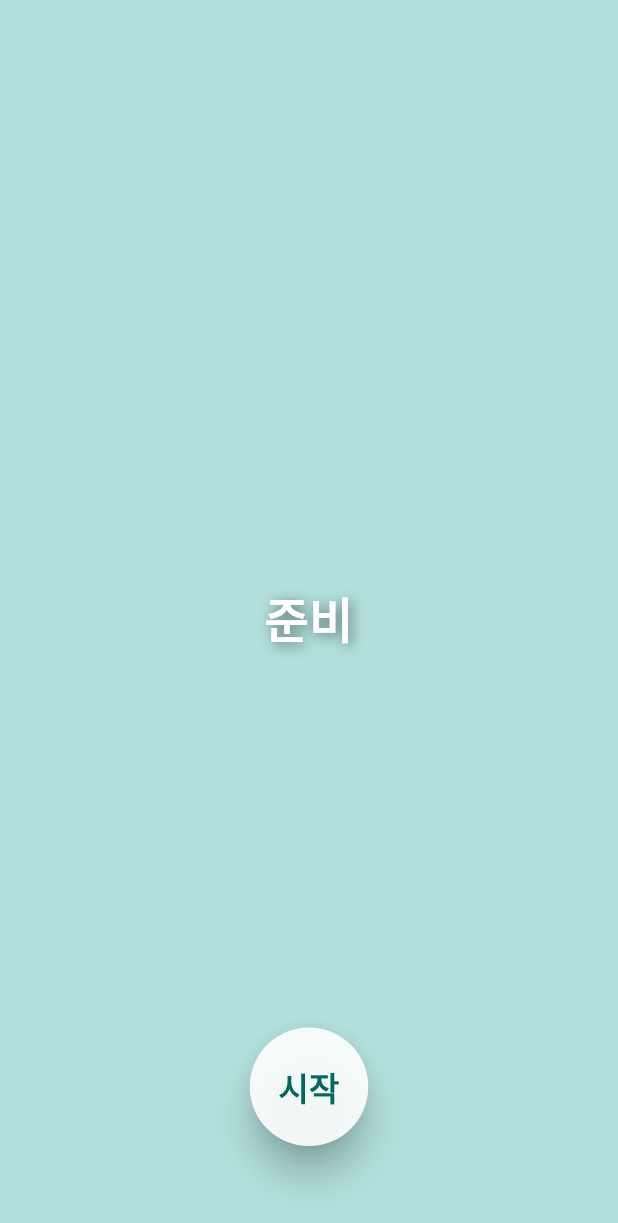
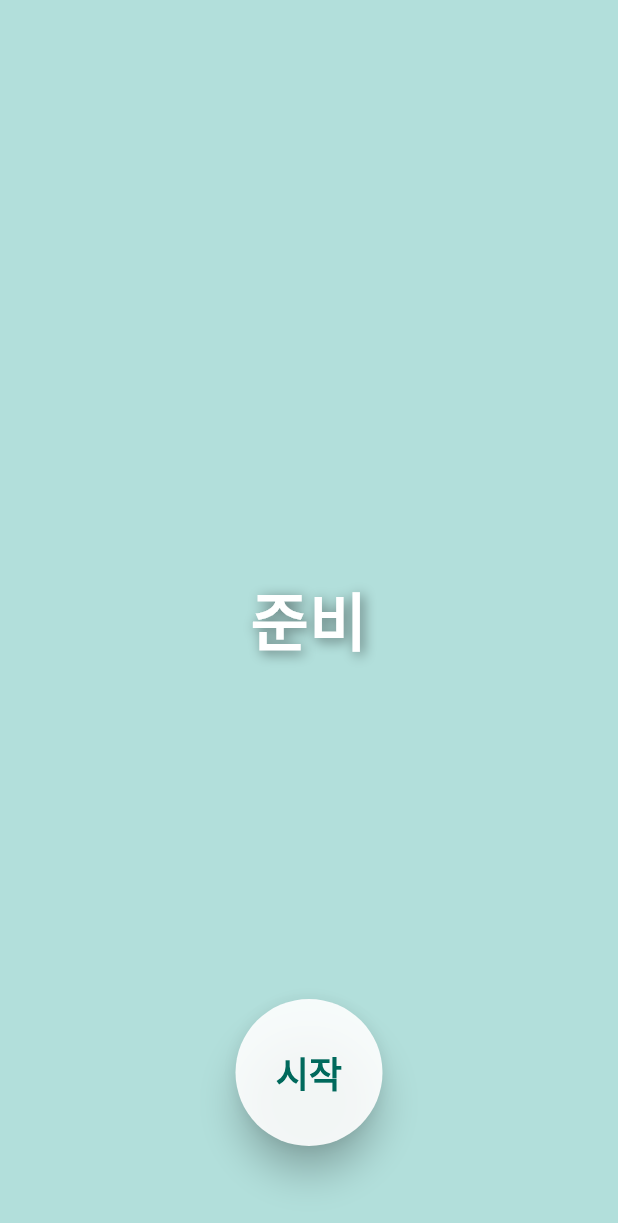
Before and after one commit to okstring/breath-easy, a Flutter app: the screen it shows after launch, on a phone screen of 412 x 824 dp. Shown: the top 1223 px of the screen. Run offline on Flutter 3.47's test engine with Material 3 defaults, Android fonts, the phone set to English and light mode, and no system bars; our stand-ins replace wakelock_plus; missing offline and left inert: haptic_feedback.

Commit message:
feat: 텍스트 사이즈 미세조정

```diff
--- a/lib/widgets/breathing_guide_screen.dart
+++ b/lib/widgets/breathing_guide_screen.dart
@@ -272,7 +272,7 @@ class _PhaseAndCountdownDisplay extends StatelessWidget {
       child: Column(
         mainAxisAlignment: MainAxisAlignment.center,
         children: [
-          Text(phase, style: _textStyle.copyWith(fontSize: 32)),
+          Text(phase, style: _textStyle.copyWith(fontSize: 42)),
           if (isSessionRunning && countdown > 0)
             Text(
               '$countdown',
@@ -305,12 +305,12 @@ class _ControlButton extends StatelessWidget {
             backgroundColor: Colors.white.withValues(alpha: 0.9),
             foregroundColor: Colors.teal.shade800,
             shape: const CircleBorder(),
-            padding: const EdgeInsets.all(24),
+            padding: const EdgeInsets.all(32),
             elevation: 10,
           ),
           child: Text(
             isSessionRunning ? '정지' : '시작',
-            style: const TextStyle(fontSize: 22, fontWeight: FontWeight.bold),
+            style: const TextStyle(fontSize: 24, fontWeight: FontWeight.bold),
           ),
         ),
       ),
```
